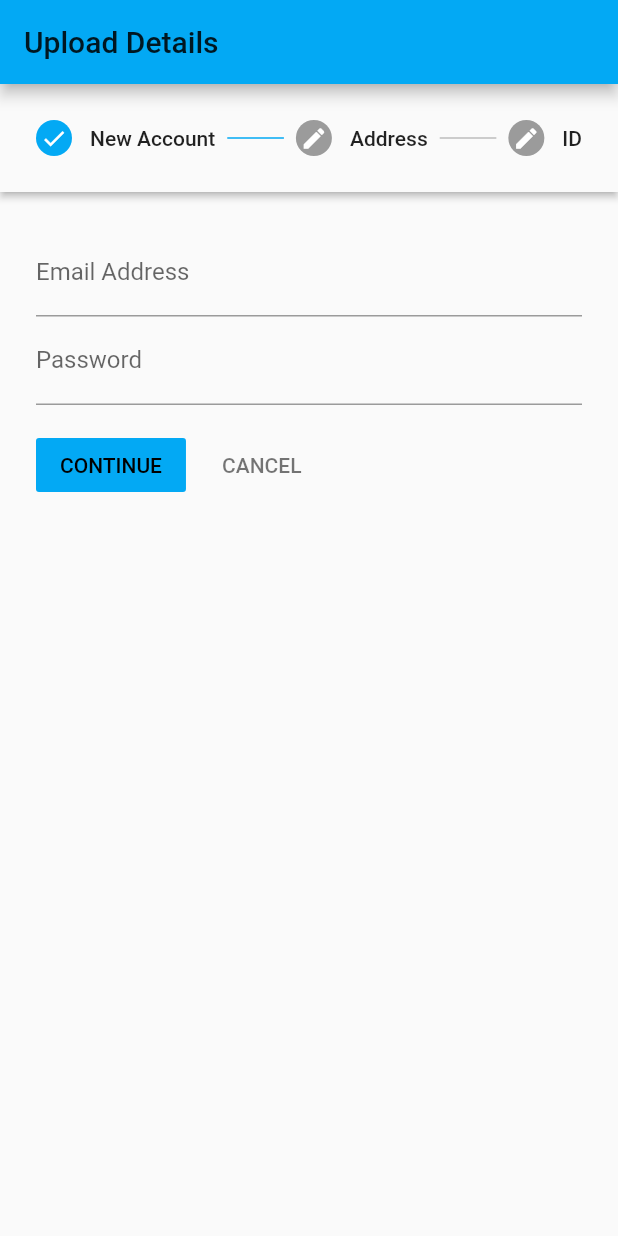
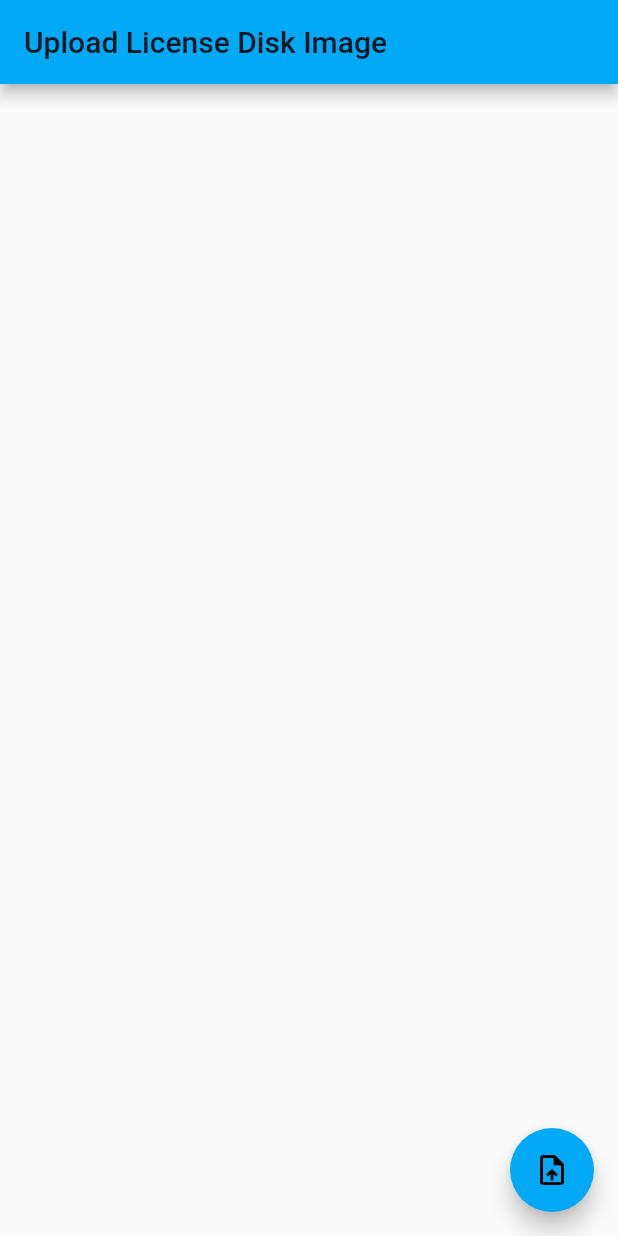
Before and after one commit to PjamaLama/q4u_final, a Flutter app: the screen it shows after launch, on a phone screen of 412 x 824 dp. Run offline on Flutter 3.47's test engine with Material 2 defaults, Android fonts, the phone set to English and light mode, and no system bars; our stand-ins replace firebase_auth, firebase_core, google_sign_in, image_picker; missing offline and left inert: flutter_barcode_scanner, regexpattern; accounts and stored records are empty.

Commit message:
First Upload

```diff
--- a/lib/main.dart
+++ b/lib/main.dart
@@ -3,6 +3,7 @@ import 'package:flutter/material.dart';
 import 'package:q4u_final/pages/barcode_scanner.dart';
 import 'package:q4u_final/pages/get_details_stepper.dart';
 import 'package:q4u_final/pages/login_page.dart';
+import 'package:q4u_final/pages/uploadImage.dart';
 import 'package:q4u_final/pages/vehicles_page.dart';
 
 // import 'pages/login_page.dart';
@@ -20,8 +21,9 @@ class MyApp extends StatelessWidget {
         primarySwatch: Colors.lightBlue,
       ),
       // home: LoginPage(),
-      home: GetDetailsStepper(),
+      // home: GetDetailsStepper(),
       // home: BarcodeScanner(title: 'Scan License Disk Barcode'),
+      home: UploadImage(),
       // home: VehiclesPage(),
     );
   }
--- a/lib/pages/get_details_stepper.dart
+++ b/lib/pages/get_details_stepper.dart
@@ -104,7 +104,7 @@ class _GetDetailsStepperState extends State<GetDetailsStepper> {
 
   @override
   Widget build(BuildContext context) {
-    var _onPressed;
+    // var _onPressed;
 
     return Scaffold(
       appBar: AppBar(
--- /dev/null
+++ b/lib/pages/uploadImage.dart
@@ -0,0 +1,68 @@
+import 'dart:io';
+
+import 'package:flutter/material.dart';
+import 'package:q4u_final/widgets/text_recognition_widget.dart';
+import 'package:image_picker/image_picker.dart';
+
+class UploadImage extends StatefulWidget {
+  @override
+  _UploadImageState createState() => _UploadImageState();
+}
+
+class _UploadImageState extends State<UploadImage> {
+  String text = '';
+  File image;
+
+  @override
+  Widget build(BuildContext context) {
+    return Scaffold(
+      appBar: AppBar(
+        title: Text("Upload License Disk Image"),
+      ),
+      body: Center(
+        child: Column(
+          mainAxisAlignment: MainAxisAlignment.center,
+          children: [
+            Text(text),
+          ],
+        ),
+      ),
+      floatingActionButton: FloatingActionButton(
+        onPressed: () => uploadData(text),
+        child: Icon(Icons.upload_file),
+      ),
+    );
+  }
+
+  void uploadData(newText) {
+    pickImage();
+    scanText();
+    setText(newText);
+  }
+
+  Future pickImage() async {
+    final file = await ImagePicker().getImage(source: ImageSource.gallery);
+    setImage(File(file.path));
+  }
+
+  void setImage(File newImage) {
+    setState(() {
+      image = newImage;
+    });
+  }
+
+  void setText(String newText) {
+    setState(() {
+      text = newText;
+    });
+  }
+
+  Future scanText() async {
+    showDialog(
+      context: context,
+      child: Center(
+        child: CircularProgressIndicator(),
+      ),
+    );
+  }
+}
--- a/pubspec.yaml
+++ b/pubspec.yaml
@@ -25,9 +25,10 @@ dependencies:
     sdk: flutter
   cupertino_icons: ^1.0.0
   firebase_auth: ^0.18.0+1
-  # firebase_core: ^0.5.0
   flutter_barcode_scanner: ^1.0.1
   google_sign_in: ^4.5.3
+  image_picker: ^0.6.7+17
+  regexpattern: ^1.0.0
 
 dev_dependencies:
   flutter_test:
```
Also changed, not shown: lib/pages/barcode_scanner.dart (+13 -31 lines), lib/widgets/text_recognition_widget.dart (added, +91 -0 lines), pubspec.lock.
